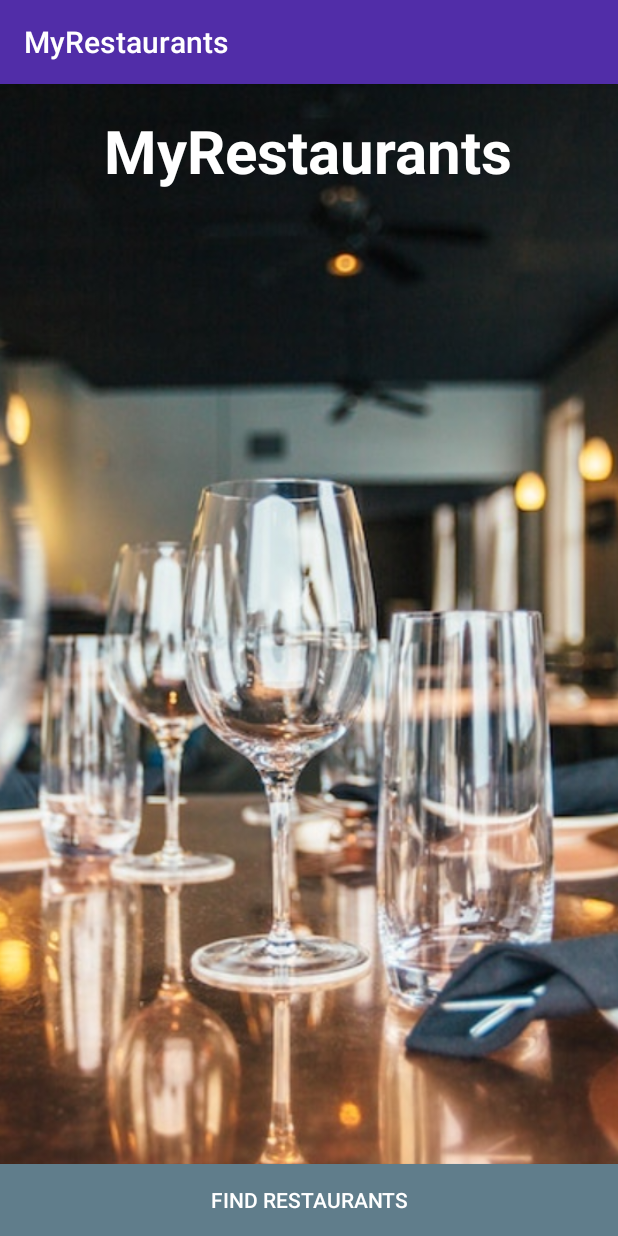
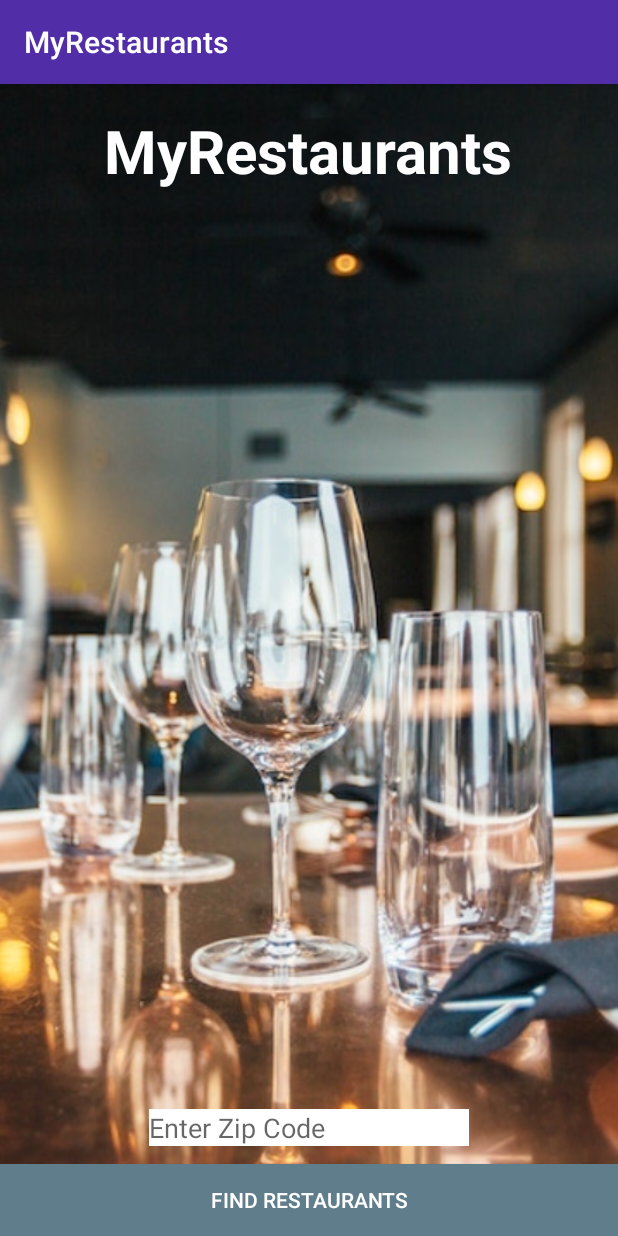
Before and after one commit to joe-kramer/MyRestaurants, an Android app: the screen it shows after launch (MainActivity), on a phone screen of 412 x 824 dp. Run offline under Robolectric (Android 15) with nearby library versions, the phone set to English and light mode, and no system bars.

```diff
--- a/app/src/main/AndroidManifest.xml
+++ b/app/src/main/AndroidManifest.xml
@@ -16,6 +16,7 @@
                 <category android:name="android.intent.category.LAUNCHER" />
             </intent-filter>
         </activity>
+        <activity android:name=".RestaurantsActivity"></activity>
     </application>
 
 </manifest>
--- a/app/src/main/java/com/joekramer/myrestaurants/MainActivity.java
+++ b/app/src/main/java/com/joekramer/myrestaurants/MainActivity.java
@@ -1,24 +1,34 @@
 package com.joekramer.myrestaurants;
 
+import android.content.Intent;
+import android.nfc.Tag;
 import android.support.v7.app.AppCompatActivity;
 import android.os.Bundle;
+import android.util.Log;
 import android.view.View;
 import android.widget.Button;
+import android.widget.EditText;
 import android.widget.Toast;
 
 public class MainActivity extends AppCompatActivity {
+    private static final String TAG = MainActivity.class.getSimpleName();
     private Button mFindRestaurantsButton;
+    private EditText mLocationEditText;
 
     @Override
     protected void onCreate(Bundle savedInstanceState) {
         super.onCreate(savedInstanceState);
         setContentView(R.layout.activity_main);
 
+        mLocationEditText = (EditText) findViewById(R.id.locationEditText);
         mFindRestaurantsButton = (Button) findViewById(R.id.findRestaurantsButton);
         mFindRestaurantsButton.setOnClickListener(new View.OnClickListener() {
             @Override
             public void onClick(View view) {
-                Toast.makeText(MainActivity.this, "Hello Joe", Toast.LENGTH_LONG).show();
+                String location = mLocationEditText.getText().toString();
+                Log.d(TAG, location);
+                Intent intent = new Intent(MainActivity.this, RestaurantsActivity.class);
+                startActivity(intent);
             }
         });
     }
--- a/app/src/main/res/layout/activity_main.xml
+++ b/app/src/main/res/layout/activity_main.xml
@@ -41,4 +41,16 @@
         android:background="@color/colorAccent"
         android:textColor="@color/colorIcons"/>
 
+    <EditText
+        android:id="@+id/locationEditText"
+        android:layout_width="wrap_content"
+        android:layout_height="wrap_content"
+        android:ems="10"
+        android:inputType="textPersonName"
+        android:hint="Enter Zip Code"
+        android:background="@color/colorIcons"
+        android:layout_marginBottom="12dp"
+        android:layout_above="@+id/findRestaurantsButton"
+        android:layout_centerHorizontal="true" />
+
 </android.widget.RelativeLayout>
```
Also changed, not shown: app/src/main/java/com/joekramer/myrestaurants/RestaurantsActivity.java (added, +13 -0 lines), app/src/main/res/layout/activity_restaurants.xml (added, +9 -0 lines).
